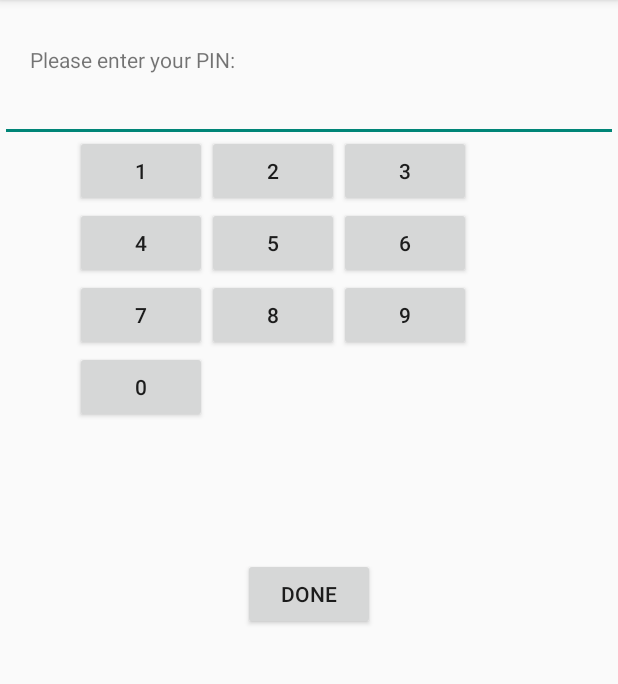
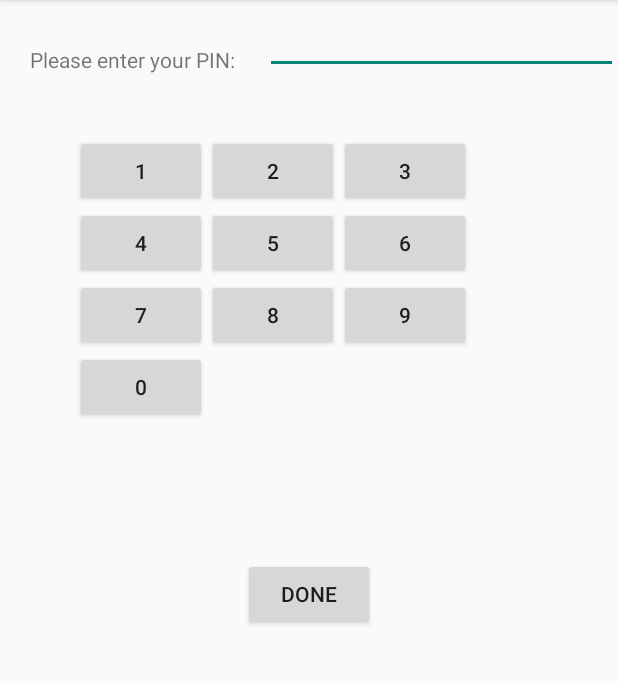
Before and after one commit to SecUSo/privacy-friendly-pin-mnemonic, an Android app: the screen it shows after launch (EnterPinActivity), on a phone screen of 412 x 824 dp, the part 84-768 px from its top. Run offline under Robolectric (Android 15) with nearby library versions, the light colour scheme and no system bars.

```diff
--- a/app/src/main/java/de/tudarmstadt/informatik/secuso/privacyfriendlypin/EnterPinActivity.java
+++ b/app/src/main/java/de/tudarmstadt/informatik/secuso/privacyfriendlypin/EnterPinActivity.java
@@ -94,11 +94,11 @@ public class EnterPinActivity extends ActionBarActivity {
         int id = item.getItemId();
 
         //noinspection SimplifiableIfStatement
-        //if (id == R.id.action_settings) {
+        if (id == R.id.action_settings) {
             return true;
-        //}
+        }
 
-       // return super.onOptionsItemSelected(item);
+        return super.onOptionsItemSelected(item);
     }
 
     public void clickDoneButton() {
--- a/app/src/main/res/layout/activity_enter_pin.xml
+++ b/app/src/main/res/layout/activity_enter_pin.xml
@@ -14,13 +14,10 @@
     <EditText
         android:id="@+id/displayPin"
         android:inputType="numberPassword"
-        android:layout_width="match_parent"
+        android:layout_width="fill_parent"
         android:layout_height="wrap_content"
-        android:layout_below="@+id/pin_message"
-        android:layout_alignLeft="@+id/button"
-        android:layout_alignStart="@+id/button"
-        android:layout_alignRight="@+id/button"
-        android:layout_alignEnd="@+id/button" />
+        android:layout_toRightOf="@+id/pin_message"
+        android:layout_alignBottom="@+id/pin_message" />
 
 <GridLayout
     android:layout_width="fill_parent"
--- a/app/src/main/res/menu/menu_main.xml
+++ b/app/src/main/res/menu/menu_main.xml
@@ -5,4 +5,6 @@
         android:orderInCategory="100" app:showAsAction="never" />
     <item android:id="@+id/about" android:title="@string/about"
         android:orderInCategory="100" app:showAsAction="never" />
+    <item android:id="@+id/action_settings" android:title="@string/action_settings"
+        android:orderInCategory="100" app:showAsAction="never" />
 </menu>
```
Also changed, not shown: app/src/main/java/de/tudarmstadt/informatik/secuso/privacyfriendlypin/ShowHintActivity.java (+23 -1 lines).
